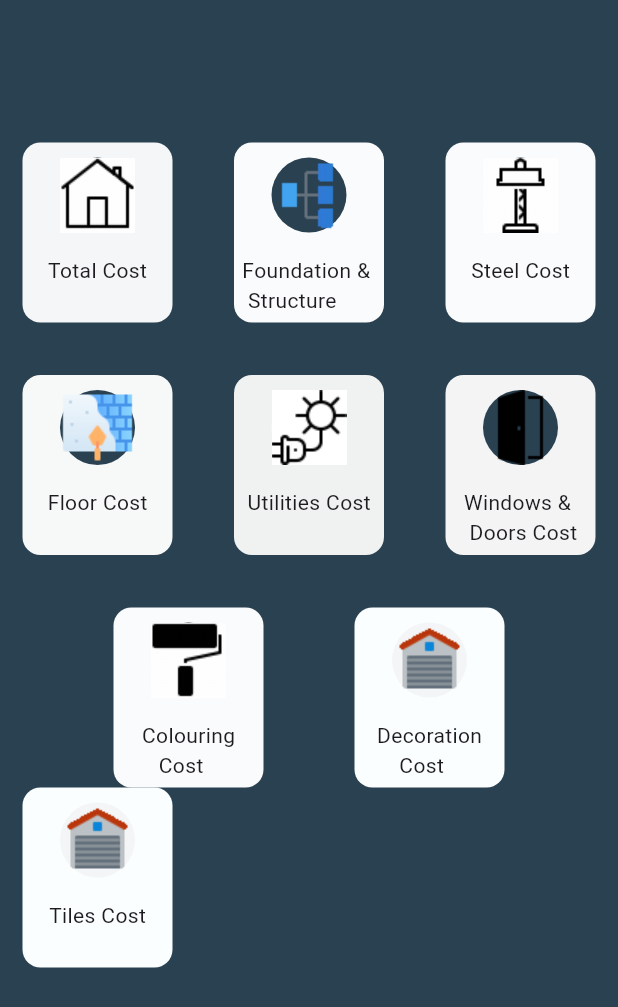
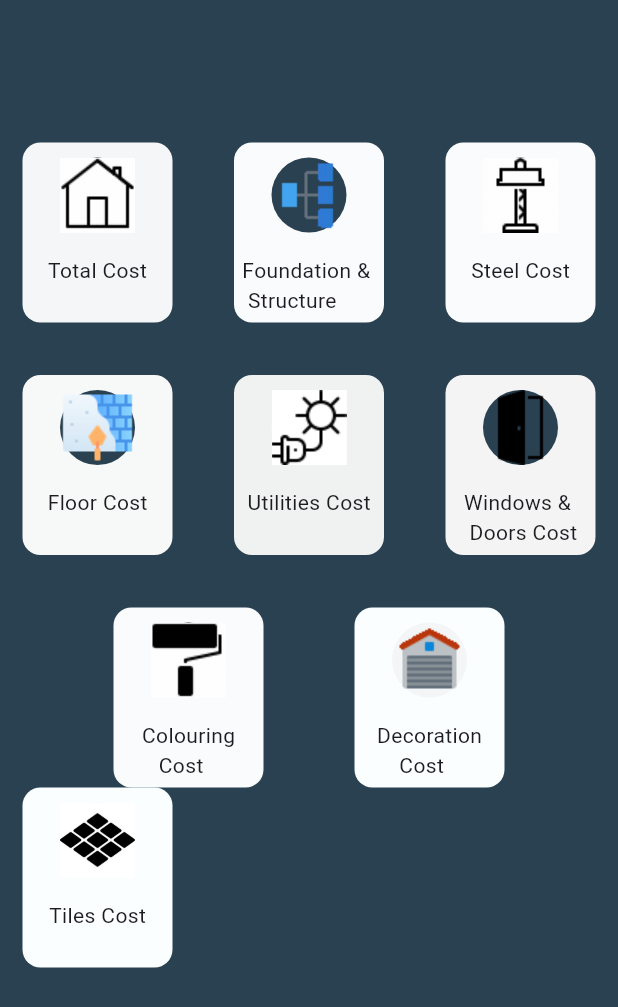
Before and after one commit to abdullahmad23/constructoncostestimator, a Flutter app: the ShowAllData screen opened directly, on a phone screen of 412 x 824 dp. Shown: the top 1007 px of the screen. Run offline on Flutter 3.47's test engine with Material 3 defaults, Android fonts, the light colour scheme and no system bars; our stand-ins replace flutter_easyloading, google_fonts, pdf, printing, shared_preferences; accounts and stored records are empty.

Commit message:
tiels_done

```diff
--- a/lib/Screens/showallcost.dart
+++ b/lib/Screens/showallcost.dart
@@ -485,7 +485,7 @@ class _ShowAllDataState extends State<ShowAllData> {
                               height: 20,
                               width: 20,
                               decoration: const BoxDecoration(),
-                              child: Image.asset("images/icons8-warehouse.gif"),
+                              child: Image.asset("images/TilesImage.png"),
                             ),
                           ),
                           const SizedBox(
```
Also changed, not shown: images/TilesImage.png (added).
